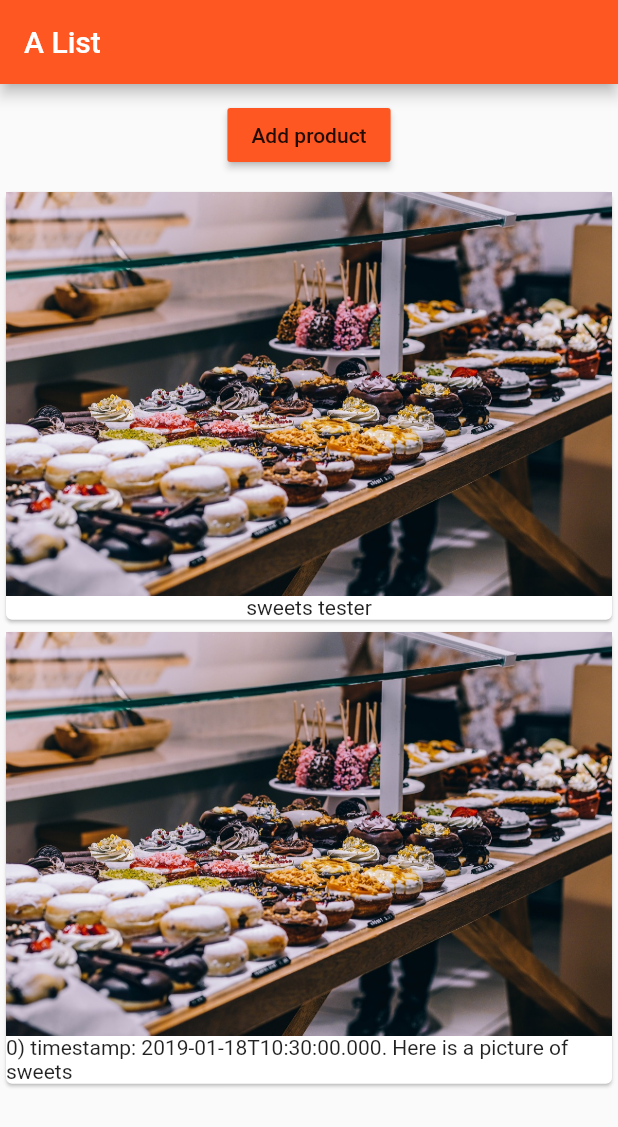
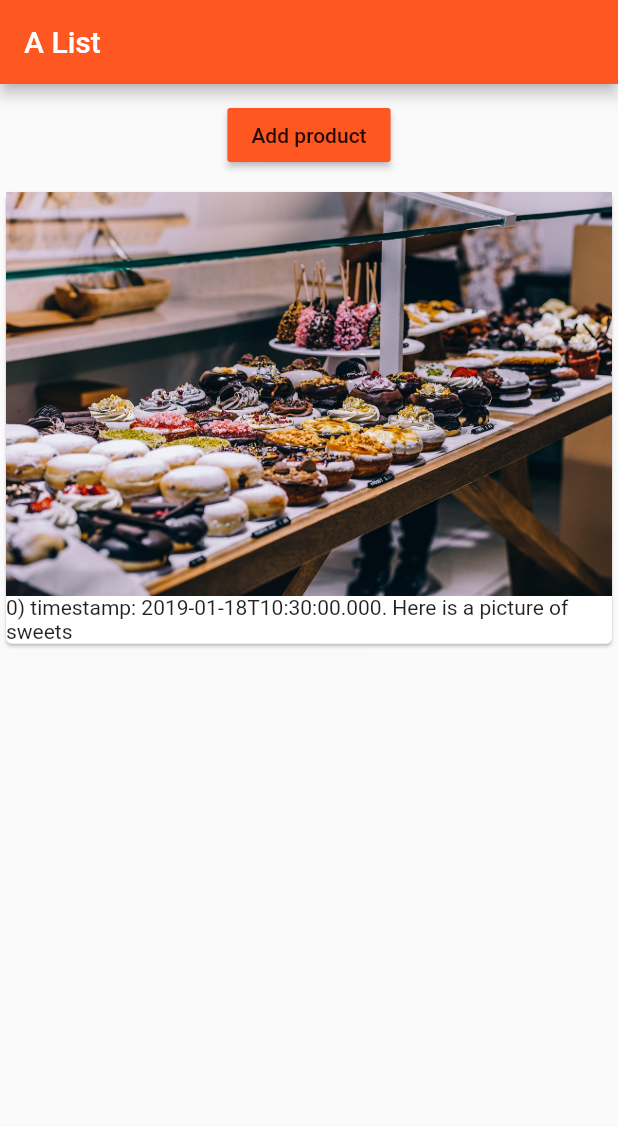
Before and after one commit to ofu997/flutter1, a Flutter app: the screen it shows after launch, after a tap on "Add product", on a phone screen of 412 x 824 dp. Shown: the top 1127 px of the screen. Run offline on Flutter 3.47's test engine with Material 2 defaults, Android fonts, the phone set to English and light mode, and no system bars.

Commit message:
lighten  ListView build demand, change startingProduct initial value

```diff
--- a/lib/product_manager.dart
+++ b/lib/product_manager.dart
@@ -6,7 +6,7 @@ import './ProductControl.dart';
 class ProductManager extends StatefulWidget {
   final String startingProduct;
   // when argument is in curly brackets we can define it more clearly
-  ProductManager({this.startingProduct = 'sweets tester'}){
+  ProductManager({this.startingProduct}){//putting a {} makes it a named argument
     print('[ProductsManager state] Constructor');
   }
 
@@ -25,8 +25,10 @@ class _ProductManagerState extends State<ProductManager> {
   @override
   void initState(){
     print('[ProductManager state] initState()');
+    if(widget.startingProduct!=null){
+      _products.add(widget.startingProduct);
+    }
     super.initState();
-    _products.add(widget.startingProduct);
   }
   // this works when it receives outside data
   @override
--- a/lib/products.dart
+++ b/lib/products.dart
@@ -7,20 +7,36 @@ class Products extends StatelessWidget {
     print('[Products Widget] Constructor');
   }
 
+  Widget _buildProductItem(BuildContext context, int index){
+    return Card(
+                  child: Column(
+                    children: <Widget>[
+                      Image.asset("assets/food.jpg"),
+                      Text(products[index])
+                    ],
+                  ),
+                );
+  }
+
   @override
   Widget build(BuildContext context) {
     print('[Products Widget] build()');
-    return ListView(
-      children: products
-        .map((element) => Card(
-              child: Column(
-                children: <Widget>[
-                  Image.asset("assets/food.jpg"),
-                  Text(element)
-                ],
-              ),
-            ))
-        .toList(),
+    return ListView.builder(
+      itemBuilder: _buildProductItem,
+      itemCount: products.length,// how many items will be built/displayed
+      // children: products
+      //   .map((element) => Card(
+      //         child: Column(
+      //           children: <Widget>[
+      //             Image.asset("assets/food.jpg"),
+      //             Text(element)
+      //           ],
+      //         ),
+      //       ))
+      //   .toList(),
     );
   }
 }
+
+/* listViews are good for limited number of elements
+Using builder, it can also destroy items out of view*/
```
